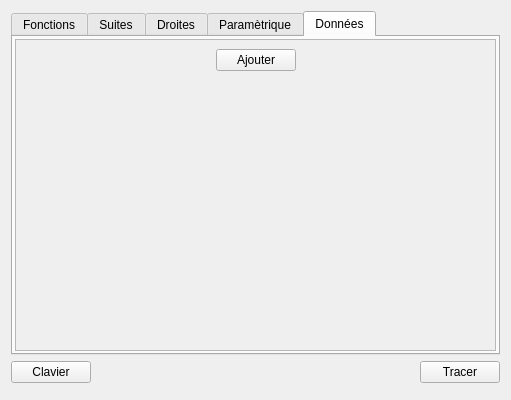
Before: the Qt Designer form Windows/fenetrefonctions.ui in AdelKS/ZeGrapher, drawn with Qt 5.
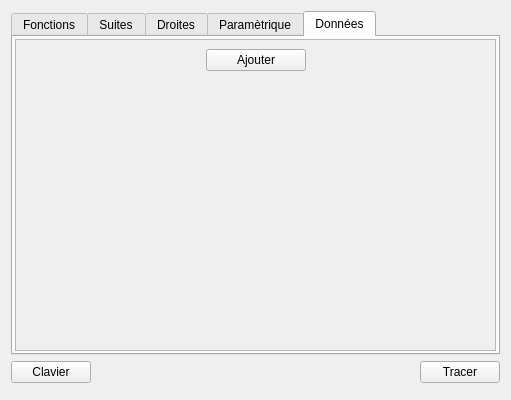
After: the same form once the commit is applied. The open tabs and pages were chosen to show the change. Icons and pictures are not drawn.

Diff of the .ui file:
```diff
--- a/Windows/fenetrefonctions.ui
+++ b/Windows/fenetrefonctions.ui
@@ -749,7 +749,7 @@
            <rect>
             <x>0</x>
             <y>0</y>
-            <width>413</width>
+            <width>483</width>
             <height>294</height>
            </rect>
           </property>
@@ -774,6 +774,18 @@
              </item>
              <item>
               <widget class="QPushButton" name="addDataWidget">
+               <property name="sizePolicy">
+                <sizepolicy hsizetype="Preferred" vsizetype="Fixed">
+                 <horstretch>0</horstretch>
+                 <verstretch>0</verstretch>
+                </sizepolicy>
+               </property>
+               <property name="minimumSize">
+                <size>
+                 <width>100</width>
+                 <height>0</height>
+                </size>
+               </property>
                <property name="maximumSize">
                 <size>
                  <width>16777215</width>
```
Left out of the diff: 10 changed lines with no effect on the pictures.
